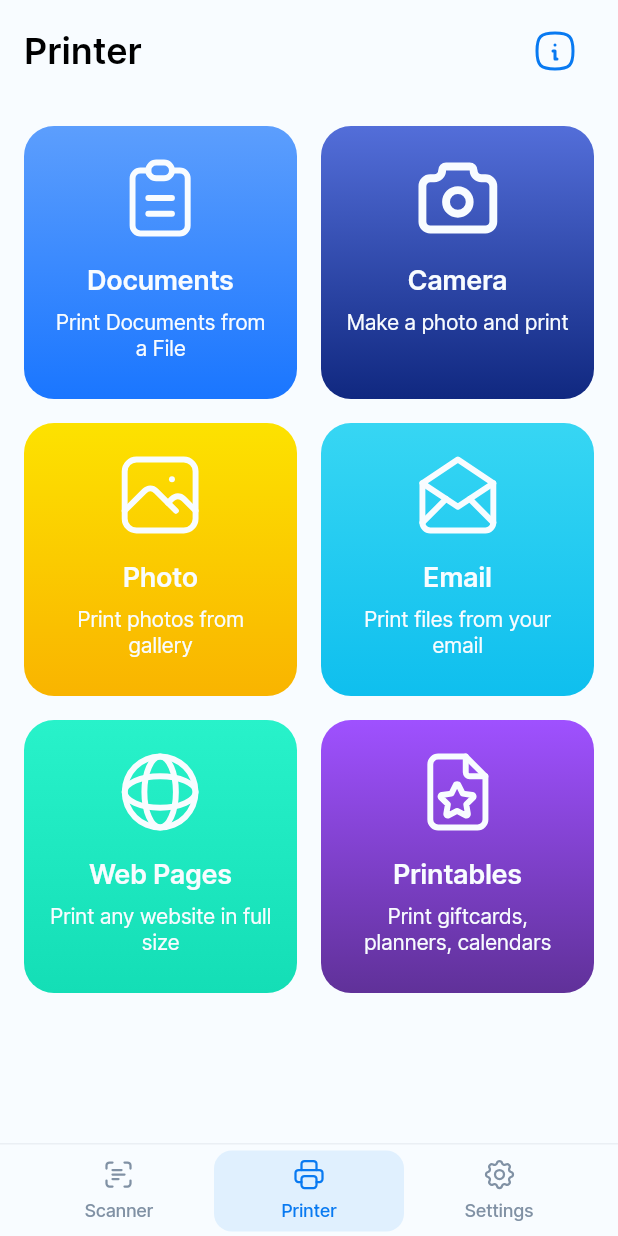
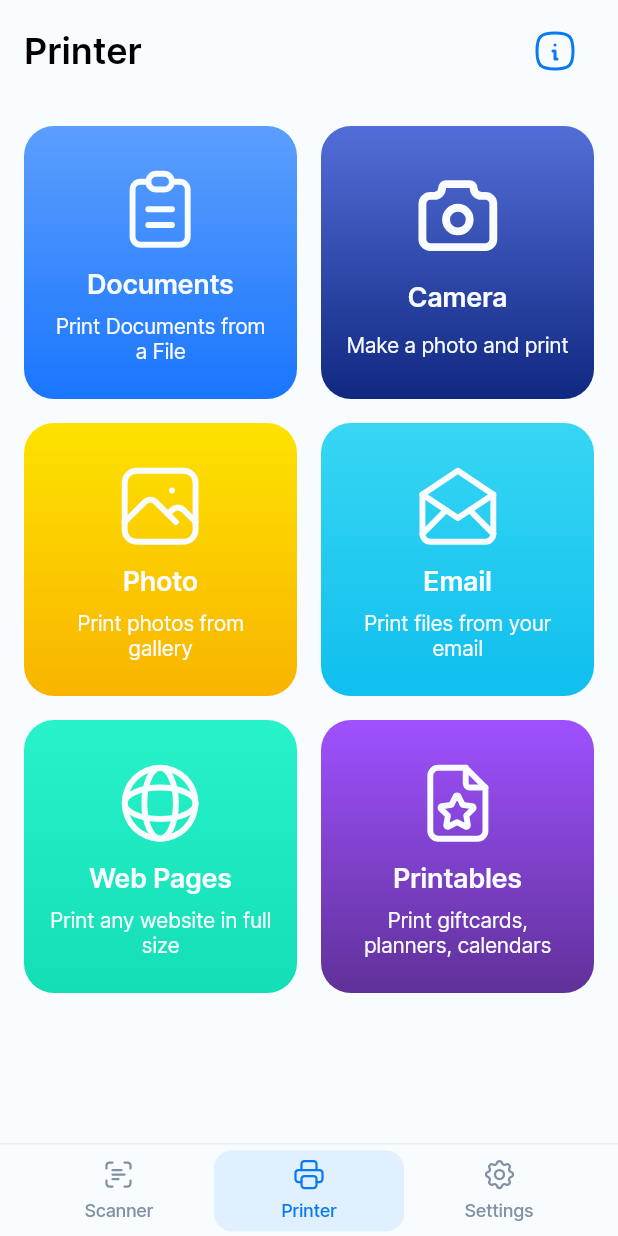
Before and after one commit to kent0505/printer_app, a Flutter app: the HomeScreen screen opened by its route, on a phone screen of 412 x 824 dp. Run offline on Flutter 3.47's test engine with Material 3 defaults, Android fonts, the phone set to English and light mode, and no system bars; our stand-ins replace cloud_firestore, connectivity_plus, file_picker, firebase_core, flutter_bloc, flutter_svg and 10 more; missing offline and left inert: cunning_document_scanner, flutter_inappwebview, google_mlkit_text_recognition, photo_manager, purchases_flutter, purchases_ui_flutter; accounts and stored records are empty; generated files the repository leaves out were written again.

Commit message:
big changes

```diff
--- a/lib/src/core/config/constants.dart
+++ b/lib/src/core/config/constants.dart
@@ -92,12 +92,14 @@ abstract final class Keys {
   static const paywall1 = 'paywall1';
   static const paywall2 = 'paywall2';
   static const paywall3 = 'paywall3';
+  static const showCount = 'showCount';
 }
 
 abstract final class Identifiers {
   static const paywall1 = 'paywall_1';
   static const paywall2 = 'paywall_2';
   static const paywall3 = 'paywall_3';
+  static const paywall4 = 'paywall_4';
 }
 
 abstract final class Urls {
--- a/lib/src/features/home/screens/home_screen.dart
+++ b/lib/src/features/home/screens/home_screen.dart
@@ -28,7 +28,10 @@ class _HomeScreenState extends State<HomeScreen> {
   Widget build(BuildContext context) {
     return BlocListener<VipBloc, Vip>(
       listener: (context, state) {
-        if (showPaywall && !state.loading && !state.isVip) {
+        if (showPaywall &&
+            !state.loading &&
+            !state.isVip &&
+            state.offering != null) {
           WidgetsBinding.instance.addPostFrameCallback((_) {
             Future.delayed(
               const Duration(seconds: 1),
--- a/lib/src/features/home/widgets/home_appbar.dart
+++ b/lib/src/features/home/widgets/home_appbar.dart
@@ -59,7 +59,10 @@ class HomeAppbar extends StatelessWidget implements PreferredSizeWidget {
           BlocBuilder<VipBloc, Vip>(
             builder: (context, state) {
               return state.loading
-                  ? const LoadingWidget()
+                  ? const SizedBox(
+                      width: 52,
+                      child: LoadingWidget(),
+                    )
                   : state.isVip
                       ? const SizedBox()
                       : Padding(
--- a/lib/src/features/printer/screens/email_screen.dart
+++ b/lib/src/features/printer/screens/email_screen.dart
@@ -173,7 +173,7 @@ class _Phone extends StatelessWidget {
         child: Stack(
           children: [
             Positioned(
-              top: first ? 0 : null,
+              top: 0,
               bottom: first ? null : 14,
               left: 0,
               right: 0,
@@ -184,7 +184,7 @@ class _Phone extends StatelessWidget {
               ),
             ),
             Positioned(
-              top: first ? 12 : null,
+              top: 12,
               bottom: first ? null : 26,
               left: 0,
               right: 0,
--- a/lib/src/features/printer/screens/printer_screen.dart
+++ b/lib/src/features/printer/screens/printer_screen.dart
@@ -1,6 +1,7 @@
 import 'package:flutter/material.dart';
 import 'package:flutter_bloc/flutter_bloc.dart';
 import 'package:go_router/go_router.dart';
+import 'package:permission_handler/permission_handler.dart';
 import 'package:url_launcher/url_launcher.dart';
 
 import '../../../core/config/constants.dart';
@@ -29,10 +30,11 @@ class PrinterScreen extends StatelessWidget {
 
         final isVip = context.watch<VipBloc>().state.isVip;
 
-        return ListView(
+        return SingleChildScrollView(
           padding: const EdgeInsets.all(16),
-          children: [
-            Row(
+          child: Wrap(
+            spacing: 16,
+            runSpacing: 16,
             children: [
               PrinterCard(
                 id: 1,
@@ -51,12 +53,12 @@ class PrinterScreen extends StatelessWidget {
                   );
                 },
               ),
-                const SizedBox(width: 16),
               PrinterCard(
                 id: 2,
                 title: 'Camera',
                 description: 'Make a photo and print',
                 onPressed: () async {
+                  if (await Permission.camera.status.isGranted) {
                     await pickImage().then(
                       (value) {
                         if (value != null && context.mounted) {
@@ -67,22 +69,31 @@ class PrinterScreen extends StatelessWidget {
                         }
                       },
                     );
+                  } else {
+                    final result = await Permission.camera.request();
+                    if (result.isPermanentlyDenied) {
+                      openAppSettings();
+                    }
+                  }
                 },
               ),
-              ],
-            ),
-            const SizedBox(height: 16),
-            Row(
-              children: [
               PrinterCard(
                 id: 3,
                 title: 'Photo',
                 description: 'Print photos from gallery',
-                  onPressed: () {
+                onPressed: () async {
+                  if (context.mounted) {
                     context.push(PhotoScreen.routePath);
+                  }
+                  // if (await Permission.photos.status.isGranted) {
+                  // } else {
+                  //   final result = await Permission.photos.request();
+                  //   if (result.isPermanentlyDenied) {
+                  //     openAppSettings();
+                  //   }
+                  // }
                 },
               ),
-                const SizedBox(width: 16),
               PrinterCard(
                 id: 4,
                 title: 'Email',
@@ -91,11 +102,6 @@ class PrinterScreen extends StatelessWidget {
                   context.push(EmailScreen.routePath);
                 },
               ),
-              ],
-            ),
-            const SizedBox(height: 16),
-            Row(
-              children: [
               PrinterCard(
                 id: 5,
                 title: 'Web Pages',
@@ -110,7 +116,6 @@ class PrinterScreen extends StatelessWidget {
                         );
                 },
               ),
-                const SizedBox(width: 16),
               PrinterCard(
                 id: 6,
                 title: 'Printables',
@@ -125,12 +130,7 @@ class PrinterScreen extends StatelessWidget {
                         );
                 },
               ),
-              ],
-            ),
-            const SizedBox(height: 16),
-            if (context.read<FirebaseBloc>().state.invoice)
-              Row(
-                children: [
+              if (context.read<FirebaseBloc>().state.invoice) ...[
                 PrinterCard(
                   id: 7,
                   title: 'Invoice',
@@ -146,7 +146,6 @@ class PrinterScreen extends StatelessWidget {
                     }
                   },
                 ),
-                  const SizedBox(width: 16),
                 PrinterCard(
                   id: 8,
                   title: 'PDF',
@@ -163,8 +162,8 @@ class PrinterScreen extends StatelessWidget {
                   },
                 ),
               ],
+            ],
           ),
-          ],
         );
       },
     );
--- a/lib/src/features/printer/widgets/printer_card.dart
+++ b/lib/src/features/printer/widgets/printer_card.dart
@@ -50,7 +50,9 @@ class PrinterCard extends StatelessWidget {
   @override
   Widget build(BuildContext context) {
     final colors = Theme.of(context).extension<MyColors>()!;
-    final size = (MediaQuery.sizeOf(context).width / 2) - 24;
+    final width = MediaQuery.sizeOf(context).width;
+    final isIpad = width >= 500;
+    final size = (width / (isIpad ? 3 : 2)) - (isIpad ? 22 : 24);
 
     return Container(
       height: size,
@@ -65,7 +67,7 @@ class PrinterCard extends StatelessWidget {
       ),
       child: Stack(
         alignment: Alignment.center,
-        fit: StackFit.expand,
+        // fit: StackFit.expand,
         children: [
           BlocBuilder<VipBloc, Vip>(
             builder: (context, state) {
@@ -74,13 +76,13 @@ class PrinterCard extends StatelessWidget {
                 child: Padding(
                   padding: const EdgeInsets.all(16),
                   child: Column(
+                    mainAxisAlignment: MainAxisAlignment.spaceEvenly,
                     children: [
                       SizedBox(
                         height: 64,
                         width: 64,
                         child: SvgWidget(getAsset()),
                       ),
-                      const SizedBox(height: 12),
                       Text(
                         title,
                         style: TextStyle(
@@ -89,7 +91,6 @@ class PrinterCard extends StatelessWidget {
                           fontFamily: AppFonts.inter600,
                         ),
                       ),
-                      const SizedBox(height: 8),
                       Text(
                         description,
                         textAlign: TextAlign.center,
--- a/lib/src/features/vip/bloc/vip_bloc.dart
+++ b/lib/src/features/vip/bloc/vip_bloc.dart
@@ -2,15 +2,20 @@ import 'dart:io';
 
 import 'package:flutter/foundation.dart';
 import 'package:flutter_bloc/flutter_bloc.dart';
-import 'package:purchases_flutter/purchases_flutter.dart';
 
+import '../../../core/config/constants.dart';
 import '../../../core/models/vip.dart';
 import '../../../core/utils.dart';
+import '../data/vip_repository.dart';
 
 part 'vip_event.dart';
 
 class VipBloc extends Bloc<VipEvent, Vip> {
-  VipBloc() : super(Vip()) {
+  final VipRepository _repository;
+
+  VipBloc({required VipRepository repository})
+      : _repository = repository,
+        super(Vip()) {
     on<VipEvent>(
       (event, emit) => switch (event) {
         CheckVip() => _checkVip(event, emit),
@@ -26,15 +31,19 @@ class VipBloc extends Bloc<VipEvent, Vip> {
       emit(Vip(loading: true));
 
       try {
-        CustomerInfo customerInfo =
-            await Purchases.getCustomerInfo().timeout(Duration(seconds: 2));
+        late String identifier;
+        if (event.initial) {
+          final showCount = _repository.getShowCount();
+          final isFirstOrSecondShow = showCount == 1 || showCount == 2;
+          identifier =
+              isFirstOrSecondShow ? Identifiers.paywall4 : Identifiers.paywall1;
+          await _repository.saveShowCount(showCount + 1);
+        } else {
+          identifier = event.identifier;
+        }
 
-        bool isVip = customerInfo.entitlements.active.isNotEmpty;
-
-        Offerings offerings =
-            await Purchases.getOfferings().timeout(Duration(seconds: 2));
-
-        final offering = offerings.getOffering(event.identifier);
+        final isVip = await _repository.getVip();
+        final offering = await _repository.getOffering(identifier);
 
         emit(Vip(
           isVip: isVip,
--- a/lib/src/features/vip/bloc/vip_event.dart
+++ b/lib/src/features/vip/bloc/vip_event.dart
@@ -4,7 +4,11 @@ part of 'vip_bloc.dart';
 sealed class VipEvent {}
 
 final class CheckVip extends VipEvent {
-  CheckVip({required this.identifier});
+  CheckVip({
+    required this.identifier,
+    this.initial = false,
+  });
 
   final String identifier;
+  final bool initial;
 }
--- a/pubspec.yaml
+++ b/pubspec.yaml
@@ -17,6 +17,7 @@ dependencies:
   connectivity_plus: ^6.1.4
   smooth_page_indicator: ^1.2.1
   webview_flutter: ^4.11.0
+  flutter_inappwebview: ^6.1.5
   image_picker: ^1.1.2
   file_picker: ^10.1.9
   pdf: ^3.11.3
@@ -35,7 +36,8 @@ dependencies:
   cloud_firestore: ^5.6.8
   purchases_flutter: ^8.8.1
   purchases_ui_flutter: ^8.8.1
-  # receive_sharing_intent: ^1.4.5
+  receive_sharing_intent: ^1.8.1
+  in_app_review: ^2.0.10
   ###
 dev_dependencies:
   flutter_test:
```
Also changed, not shown: lib/main.dart (+15 -7 lines), lib/src/core/utils.dart (+11 -0 lines), lib/src/features/onboard/screens/onboard_screen.dart (+7 -6 lines), lib/src/features/printer/screens/web_pages_screen.dart (+41 -24 lines), lib/src/features/settings/screens/settings_screen.dart (+48 -10 lines), lib/src/features/vip/data/vip_repository.dart (added, +45 -0 lines), lib/src/features/vip/screens/vip_sheet.dart (+10 -8 lines), pubspec.lock, 41 other files. Lines whose indentation alone changed are shown as unchanged.
